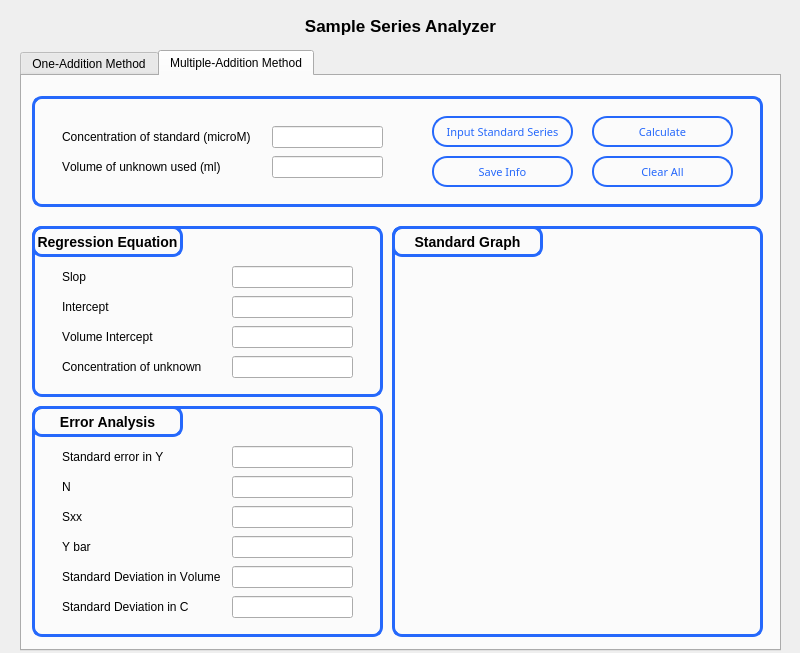
The window that SpectrumAnalyzer/concentration.ui (NilushikaSandeepani/189116Research) describes before a commit, drawn with Qt 5.
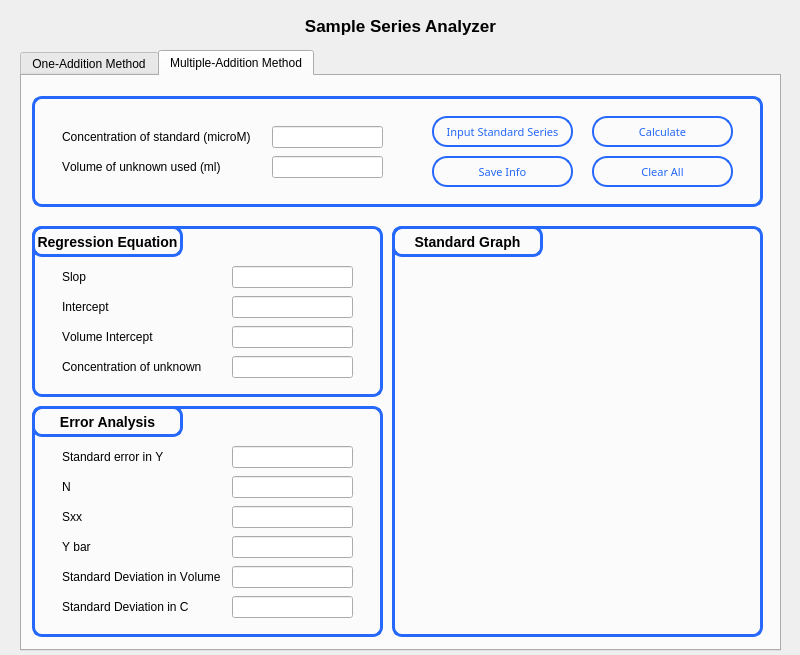
The same window after the commit.

Patch:
```diff
--- a/SpectrumAnalyzer/concentration.ui
+++ b/SpectrumAnalyzer/concentration.ui
@@ -7,7 +7,7 @@
     <x>0</x>
     <y>0</y>
     <width>800</width>
-    <height>653</height>
+    <height>655</height>
    </rect>
   </property>
   <property name="windowTitle">
```
